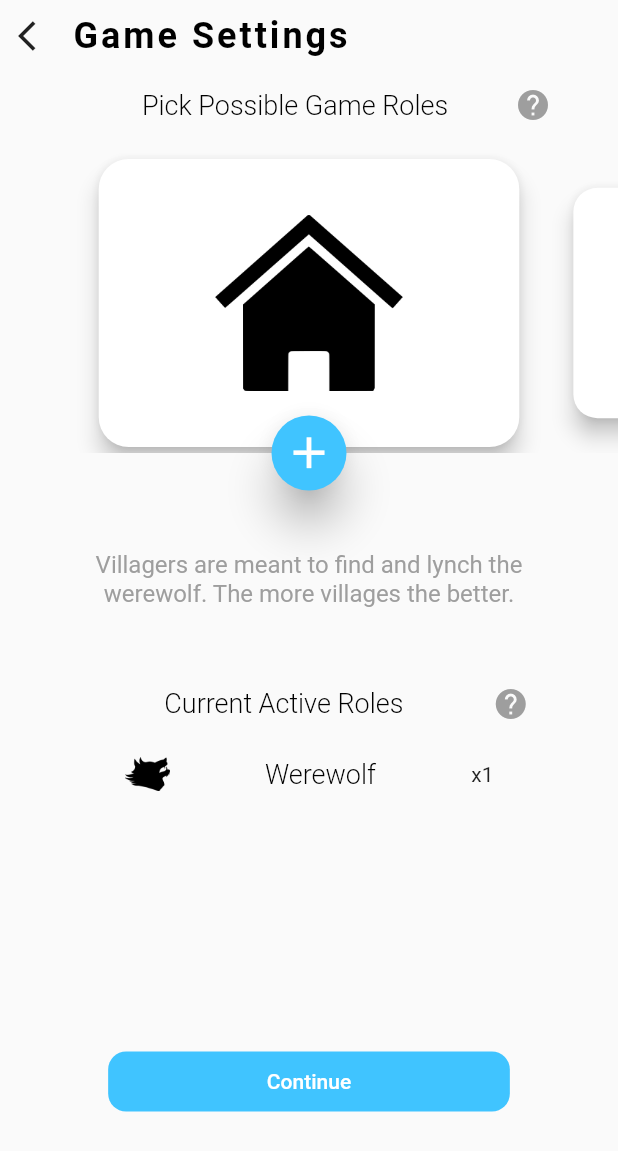
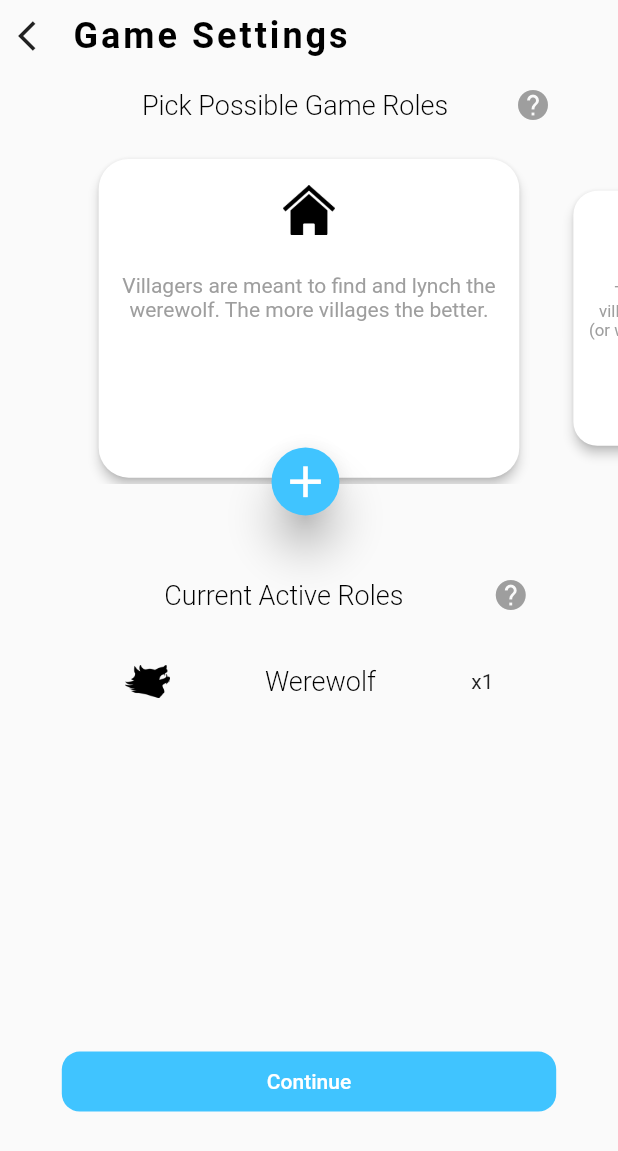
Before and after one commit to gsboktor/werewolf-app, a Flutter app: the screen it shows after launch, after a tap on "Create Game", on a phone screen of 412 x 824 dp. Shown: the top 1151 px of the screen. Run offline on Flutter 3.47's test engine with Material 2 defaults, Android fonts, the phone set to English and light mode, and no system bars.

Commit message:
createGame ui complete

```diff
--- a/lib/createGame.dart
+++ b/lib/CreateGame.dart
@@ -2,21 +2,16 @@ import 'dart:ui';
 
 import 'package:flutter/cupertino.dart';
 import 'package:flutter/material.dart';
+import 'package:werewolfapp/CreateGameUserSettings.dart';
+import 'package:werewolfapp/main.dart';
 import 'package:werewolfapp/role.dart';
 
-const _headerStyle = TextStyle(
-    color: Colors.black,
-    fontSize: 24,
-    fontWeight: FontWeight.w600,
-    letterSpacing: 2.0);
+import 'SizeConfig.dart';
+import 'constants.dart';
 
-const _subHeaderStyle = TextStyle(
-  color: Colors.black,
-  fontSize: 18,
-  fontWeight: FontWeight.w300,
-);
 
 class CreateGame extends StatefulWidget {
+  @override
   _CreateGameState createState() => _CreateGameState();
 }
 
@@ -24,50 +19,18 @@ class _CreateGameState extends State<CreateGame> {
   int _index = 0;
   int _toAddIndex = 0;
 
-  static List<Role> _roles = [
-    Role(
-      "Villager",
-      AssetImage('asset/villager.png'),
-      'Villagers are meant to find and lynch the werewolf. The more villages the better.',
-    ),
-    Role(
-      "Werewolf",
-      AssetImage('asset/wolfpng.png'),
-      "The Werewolf's goal is to kill every villager during the night. The Werewolf (or werewolves) may choose one minion.",
-    ),
-    Role(
-      "Hunter",
-      AssetImage('asset/hunter.png'),
-      'Hunters are allowed one shot every night to kill a player in the game.',
-    ),
-    Role(
-      "Mason",
-      AssetImage('asset/mason.png'),
-      'Masons are villagers who are aware of the identity of the other mason(s) in the game.',
-    ),
-    Role(
-      "Seer",
-      AssetImage('asset/seer.png'),
-      'Seers are allowed to see the role of one player in the group every night.',
-    ),
-    Role(
-      "Tanner",
-      AssetImage('asset/tanner.png'),
-      'Tanners are village team suicide bombers whose only goal is to get themselves lynched. Death by Werewolf does not count.',
-    ),
-  ];
 
   Map<String, int> _listCounts = {
-    'Villager':0,
-    'Werewolf':1,
-    'Hunter':0,
-    'Mason':0,
-    'Seer':0,
-    'Tanner':0,
+    'Villager': 0,
+    'Werewolf': 1, // At least one werewolf is required for every game lobby.
+    'Hunter': 0,
+    'Mason': 0,
+    'Seer': 0,
+    'Tanner': 0,
   };
 
   List<Role> _listRoles = [
-    _roles[1],
+    roles[1], // Initialize list with one werewolf.
   ];
 
   Widget titleBar() {
@@ -81,7 +44,7 @@ class _CreateGameState extends State<CreateGame> {
             ),
             Text(
               'Game Settings',
-              style: _headerStyle,
+              style: headerStyle,
             )
           ],
         ),
@@ -94,7 +57,7 @@ class _CreateGameState extends State<CreateGame> {
       Container(
         margin: EdgeInsets.only(top: 20),
         child: SizedBox(
-          height: 200, // card height
+          height: SizeConfig.safeBlockVertical * 26.75, // card height
           child: PageView.builder(
             itemCount: 6,
             controller: PageController(viewportFraction: 0.7),
@@ -104,11 +67,26 @@ class _CreateGameState extends State<CreateGame> {
               return Transform.scale(
                 scale: i == _index ? 1 : 0.8,
                 child: Card(
-                  elevation: 6,
+                  elevation: 3,
                   shape: RoundedRectangleBorder(
                       borderRadius: BorderRadius.circular(20)),
-                  child: Center(
-                    child: Image(width: 125, height: 125, image: _roles[i].img),
+                  child: Align(
+                    alignment: Alignment.topCenter,
+                    child: Column(children: <Widget>[
+                      Container(
+                          margin: EdgeInsets.only(
+                            top: SizeConfig.safeBlockVertical * 2,
+                            bottom: SizeConfig.safeBlockVertical * 3,
+                          ),
+                          child: Image(
+                              width: 35, height: 35, image: roles[i].img)),
+                      Padding(
+                        padding: EdgeInsets.only(
+                            left: SizeConfig.safeBlockHorizontal * 3,
+                            right: SizeConfig.safeBlockHorizontal * 3),
+                        child: roles[i].info,
+                      )
+                    ]),
                   ),
                 ),
               );
@@ -118,22 +96,18 @@ class _CreateGameState extends State<CreateGame> {
       ),
       Container(
         margin: EdgeInsets.only(
-            top: 195, left: MediaQuery.of(context).size.width / 2 - 25),
-        width: 50,
-        height: 50,
+          top: SizeConfig.safeBlockVertical * 23.5,
+          left: MediaQuery.of(context).size.width / 2 - 25,
+          bottom: SizeConfig.safeBlockVertical,
+        ),
+        width: SizeConfig.safeBlockHorizontal * 11,
+        height: SizeConfig.safeBlockVertical * 11,
         child: FloatingActionButton(
-          onPressed: () =>
-              setState(() => {
-                if(_listCounts[_roles[_toAddIndex].name] == 0){
-                  _listRoles.add(_roles[_toAddIndex])
-                },
-                _listCounts.update(_roles[_toAddIndex].name, (value) => value += 1),
-//
-//                if(_listRoles.containsKey(_roles[_toAddIndex])){
-//                  _listRoles.update(_roles[_toAddIndex], (value) => value + 1)
-//                }else{
-//                  _listRoles[_roles[_toAddIndex]] = 0
-//                }
+          onPressed: () => setState(() => {
+                if (_listCounts[roles[_toAddIndex].name] == 0)
+                  {_listRoles.add(roles[_toAddIndex])},
+                _listCounts.update(
+                    roles[_toAddIndex].name, (value) => value += 1),
               }),
           elevation: 12.0,
           backgroundColor: Colors.lightBlueAccent,
@@ -147,14 +121,14 @@ class _CreateGameState extends State<CreateGame> {
     ]);
   }
 
-  Widget roleDescrips() {
-    return Container(
-      width: 300,
-      height: 70,
-      margin: EdgeInsets.fromLTRB(40, 40, 40, 10),
-      child: SingleChildScrollView(child: Center(child: _roles[_index].info)),
-    );
-  }
+//  Widget roleDescrips() {
+//    return Container(
+//      width: 300,
+//      height: 70,
+//      margin: EdgeInsets.fromLTRB(40, 40, 40, 10),
+//      child: SingleChildScrollView(child: Center(child: _roles[_index].info)),
+//    );
+//  }
 
   Widget roleDivider(String title, String alertTitle, String alertBody) {
     return Container(
@@ -164,7 +138,7 @@ class _CreateGameState extends State<CreateGame> {
         children: <Widget>[
           Text(
             title,
-            style: _subHeaderStyle,
+            style: subHeaderStyle,
           ),
           GestureDetector(
               onTap: () => {
@@ -199,9 +173,11 @@ class _CreateGameState extends State<CreateGame> {
   Widget roleList() {
     return Center(
         child: Container(
-          margin: EdgeInsets.only(top:10),
-      height: 200,
-      width: MediaQuery.of(context).size.width * .80,
+      margin: EdgeInsets.only(
+          top: SizeConfig.safeBlockVertical * 2.5,
+          bottom: SizeConfig.safeBlockVertical * 2.5),
+      height: SizeConfig.safeBlockVertical * 30,
+      width: SizeConfig.safeBlockHorizontal * 80,
       child: MediaQuery.removePadding(
         context: context,
         removeTop: true,
@@ -216,34 +192,42 @@ class _CreateGameState extends State<CreateGame> {
                 mainAxisAlignment: MainAxisAlignment.spaceAround,
                 children: <Widget>[
                   Image(image: _listRoles[index].img, width: 30, height: 30),
-                  Text(_listRoles[index].name, style: _subHeaderStyle),
+                  Text(_listRoles[index].name, style: subHeaderStyle),
                   Text('x${_listCounts[_listRoles[index].name]}'),
                 ],
               ),
             );
           },
           separatorBuilder: (BuildContext context, int index) {
-            return Divider(thickness: 1.5, indent: 10.0, endIndent: 10.0,);
+            return Divider(
+              thickness: 1.25,
+              indent: SizeConfig.safeBlockHorizontal * 2.25,
+              endIndent: SizeConfig.safeBlockHorizontal * 2.25,
+            );
           },
         ),
       ),
     ));
   }
 
-  Widget continueButton(){
+  Widget continueButton() {
     return Container(
-      margin: EdgeInsets.only(top: 10),
-      width: MediaQuery.of(context).size.width * .65,
+      margin: EdgeInsets.only(top: SizeConfig.safeBlockHorizontal),
+      width: SizeConfig.safeBlockHorizontal * 80,
       height: 40,
       decoration: BoxDecoration(
-          color: Colors.lightBlueAccent,
-          borderRadius: BorderRadius.circular(12.0),
+        color: Colors.lightBlueAccent,
+        borderRadius: BorderRadius.circular(12.0),
 //          boxShadow: [BoxShadow(blurRadius: 1.0, spreadRadius: 1.0, offset: Offset(0.0, 3.0), color: Colors.grey.withOpacity(0.5))]
       ),
       child: FlatButton(
-        child: Text('Continue', style: TextStyle(color: Colors.white),),
+        child: Text(
+          'Continue',
+          style: TextStyle(color: Colors.white),
+        ),
         onPressed: () => {
-          print('Tap')
+          Navigator.of(context)
+              .push(MaterialPageRoute(builder: (context) => CreateGameUserSettings()))
         },
       ),
     );
@@ -259,7 +243,7 @@ class _CreateGameState extends State<CreateGame> {
           roleDivider("Pick Possible Game Roles", 'Pick Role Help',
               'Clicking a role card will add it to the list of possible roles when the game begins.'),
           roleCards(),
-          roleDescrips(),
+//          roleDescrips(),
           roleDivider("Current Active Roles", "Current Roles Help",
               "This list displays all the viable roles once you start the game. You must have enough players to satisfy these roles."),
           roleList(),
--- /dev/null
+++ b/lib/CreateGameUserSettings.dart
@@ -0,0 +1,42 @@
+import 'package:flutter/material.dart';
+import 'package:werewolfapp/constants.dart';
+
+class CreateGameUserSettings extends StatefulWidget{
+
+  @override
+  _CreateGameUserSettingsState createState() => _CreateGameUserSettingsState();
+}
+
+class _CreateGameUserSettingsState extends State<CreateGameUserSettings>{
+
+  Widget titleBar() {
+    return SafeArea(
+      child: Container(
+        child: Row(
+          children: <Widget>[
+            IconButton(
+              icon: Icon(Icons.arrow_back_ios),
+              onPressed: () => {Navigator.pop(context)},
+            ),
+            Text(
+              'User Settings',
+              style: headerStyle,
+            )
+          ],
+        ),
+      ),
+    );
+  }
+
+  @override
+  Widget build(BuildContext context) {
+    return Scaffold(
+      body: Column(
+        children: <Widget>[
+          titleBar(),
+        ],
+      ),
+    );
+  }
+
+}
--- /dev/null
+++ b/lib/SizeConfig.dart
@@ -0,0 +1,31 @@
+import 'package:flutter/material.dart';
+
+class SizeConfig {
+  static MediaQueryData _mediaQueryData;
+  static double screenWidth;
+  static double screenHeight;
+  static double blockSizeHorizontal;
+  static double blockSizeVertical;
+
+  static double _safeAreaHorizontal;
+  static double _safeAreaVertical;
+  static double safeBlockHorizontal;
+  static double safeBlockVertical;
+
+  void init(BuildContext context) {
+    _mediaQueryData = MediaQuery.of(context);
+    screenWidth = _mediaQueryData.size.width;
+    screenHeight = _mediaQueryData.size.height;
+    blockSizeHorizontal = screenWidth / 100;
+    blockSizeVertical = screenHeight / 100;
+
+    _safeAreaHorizontal = _mediaQueryData.padding.left +
+        _mediaQueryData.padding.right;
+    _safeAreaVertical = _mediaQueryData.padding.top +
+        _mediaQueryData.padding.bottom;
+    safeBlockHorizontal = (screenWidth -
+        _safeAreaHorizontal) / 100;
+    safeBlockVertical = (screenHeight -
+        _safeAreaVertical) / 100;
+  }
+}
--- /dev/null
+++ b/lib/constants.dart
@@ -0,0 +1,57 @@
+
+import 'package:flutter/material.dart';
+import 'package:werewolfapp/role.dart';
+
+
+List<Role> roles = [
+  Role(
+    "Villager",
+    AssetImage('asset/villager.png'),
+    'Villagers are meant to find and lynch the werewolf. The more villages the better.',
+  ),
+  Role(
+    "Werewolf",
+    AssetImage('asset/wolfpng.png'),
+    "The Werewolf's goal is to kill every villager during the night. The Werewolf (or werewolves) may choose one minion.",
+  ),
+  Role(
+    "Hunter",
+    AssetImage('asset/hunter.png'),
+    'Hunters are allowed one shot every night to kill a player in the game.',
+  ),
+  Role(
+    "Mason",
+    AssetImage('asset/mason.png'),
+    'Masons are villagers who are aware of the identity of the other mason(s) in the game.',
+  ),
+  Role(
+    "Seer",
+    AssetImage('asset/seer.png'),
+    'Seers are allowed to see the role of one player in the group every night.',
+  ),
+  Role(
+    "Tanner",
+    AssetImage('asset/tanner.png'),
+    'Tanners are village team suicide bombers whose only goal is to get themselves lynched. Death by Werewolf does not count.',
+  ),
+];
+
+const TextStyle headerStyle = TextStyle(
+    color: Colors.black,
+    fontSize: 24,
+    fontWeight: FontWeight.w600,
+    letterSpacing: 2.0);
+
+const TextStyle subHeaderStyle = TextStyle(
+  color: Colors.black,
+  fontSize: 18,
+  fontWeight: FontWeight.w300,
+);
+
+const TextStyle descripStyle = TextStyle(
+  color: Colors.grey,
+  fontSize: 14,
+  fontWeight: FontWeight.w400,
+);
+
+const TextStyle titleStyle = TextStyle(color: Colors. black, fontSize: 28, letterSpacing: 2.0, fontWeight: FontWeight.w600);
--- a/lib/main.dart
+++ b/lib/main.dart
@@ -1,8 +1,10 @@
 import 'package:flutter/material.dart';
+import 'package:werewolfapp/SizeConfig.dart';
 
-import 'createGame.dart';
+import 'CreateGame.dart';
+import 'constants.dart';
 
-const _titleStyle = TextStyle(color: Colors. black, fontSize: 28, letterSpacing: 2.0, fontWeight: FontWeight.w600);
+
 
 void main() => runApp(MyApp());
 
@@ -20,6 +22,7 @@ class MyApp extends StatelessWidget {
 
 class HomeScreen extends StatefulWidget{
 
+  @override
   _HomeScreenState createState() => _HomeScreenState();
 }
 
@@ -27,6 +30,7 @@ class _HomeScreenState extends State<HomeScreen>{
 
   Widget build(BuildContext context){
 
+    SizeConfig().init(context);
     final width = MediaQuery.of(context).size.width;
 
     return Scaffold(
@@ -61,7 +65,7 @@ Widget logo(){
 Widget title(String title){
   return Container(
     margin: EdgeInsets.only(top: 25),
-    child: Text(title, style: _titleStyle,),
+    child: Text(title, style: titleStyle,),
   );
 }
 
--- a/lib/role.dart
+++ b/lib/role.dart
@@ -1,10 +1,8 @@
 import 'package:flutter/material.dart';
 
-const _descripStyle = TextStyle(
-  color: Colors.grey,
-  fontSize: 16,
-  fontWeight: FontWeight.w400,
-);
+import 'constants.dart';
+
+
 
 class Role {
   String _descrip;
@@ -13,6 +11,6 @@ class Role {
   AssetImage img;
 
   Role(this.name, this.img, this._descrip){
-    info = Text(_descrip, style: _descripStyle, textAlign: TextAlign.center);
+    info = Text(_descrip, style: descripStyle, textAlign: TextAlign.center);
   }
 }
```
